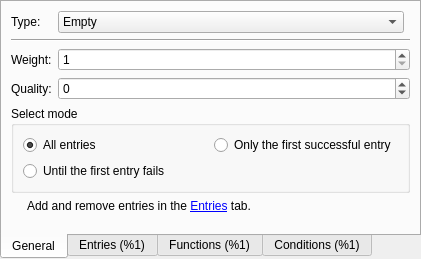
Qt form src/loottableentry.ui (IoeCmcomc/MCDatapacker) before a commit.
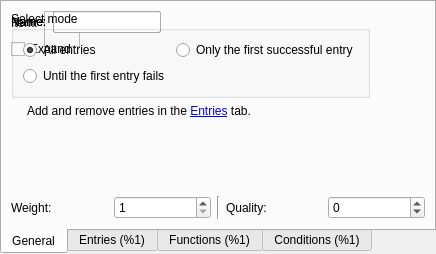
The same form after that commit. The open tabs and pages were chosen to show the change. Custom widgets are drawn as their Qt base class.

Commit message:
[Refactor] Utilize MultiPageWidget in LootTableEntry
LootTableEntry:
- Fix sub-entries count not setting to rezo initially.

MultiPageWidget:
- Adjust contents margins to make it more compact.

```diff
--- a/src/loottableentry.ui
+++ b/src/loottableentry.ui
@@ -6,8 +6,8 @@
    <rect>
     <x>0</x>
     <y>0</y>
-    <width>421</width>
-    <height>259</height>
+    <width>436</width>
+    <height>254</height>
    </rect>
   </property>
   <property name="tabPosition">
@@ -24,111 +24,18 @@
     <string>General</string>
    </attribute>
    <layout class="QGridLayout" name="gridLayout_3">
-    <item row="0" column="0">
-     <widget class="QLabel" name="label">
-      <property name="text">
-       <string>Type:</string>
-      </property>
-     </widget>
-    </item>
-    <item row="0" column="1">
-     <widget class="QComboBox" name="typeCmobo">
-      <property name="sizePolicy">
-       <sizepolicy hsizetype="MinimumExpanding" vsizetype="Fixed">
-        <horstretch>0</horstretch>
-        <verstretch>0</verstretch>
-       </sizepolicy>
-      </property>
-      <item>
-       <property name="text">
+    <item row="0" column="0" colspan="5">
+     <widget class="MultiPageWidget" name="multiPageWidget">
+      <widget class="QWidget" name="page_2">
+       <property name="windowTitle">
         <string>Empty</string>
        </property>
-      </item>
-      <item>
-       <property name="text">
+      </widget>
+      <widget class="QWidget" name="page_3">
+       <property name="windowTitle">
         <string>Item</string>
        </property>
-      </item>
-      <item>
-       <property name="text">
-        <string>Loot table</string>
-       </property>
-      </item>
-      <item>
-       <property name="text">
-        <string>Tag</string>
-       </property>
-      </item>
-      <item>
-       <property name="text">
-        <string>Group</string>
-       </property>
-      </item>
-      <item>
-       <property name="text">
-        <string>Dynamic</string>
-       </property>
-      </item>
-     </widget>
-    </item>
-    <item row="3" column="0">
-     <widget class="QLabel" name="qualityLabel">
-      <property name="toolTip">
-       <string>Bonus weight from luck.</string>
-      </property>
-      <property name="text">
-       <string>Quality:</string>
-      </property>
-      <property name="buddy">
-       <cstring>qualitySpin</cstring>
-      </property>
-     </widget>
-    </item>
-    <item row="2" column="1" colspan="2">
-     <widget class="QSpinBox" name="weightSpin">
-      <property name="minimum">
-       <number>1</number>
-      </property>
-      <property name="maximum">
-       <number>999</number>
-      </property>
-     </widget>
-    </item>
-    <item row="3" column="1" colspan="2">
-     <widget class="QSpinBox" name="qualitySpin">
-      <property name="minimum">
-       <number>-999</number>
-      </property>
-      <property name="maximum">
-       <number>999</number>
-      </property>
-     </widget>
-    </item>
-    <item row="1" column="0" colspan="3">
-     <widget class="Line" name="line">
-      <property name="orientation">
-       <enum>Qt::Horizontal</enum>
-      </property>
-     </widget>
-    </item>
-    <item row="2" column="0">
-     <widget class="QLabel" name="label_3">
-      <property name="text">
-       <string>Weight:</string>
-      </property>
-      <property name="buddy">
-       <cstring>weightSpin</cstring>
-      </property>
-     </widget>
-    </item>
-    <item row="4" column="0" colspan="3">
-     <widget class="QStackedWidget" name="stackedWidget">
-      <property name="currentIndex">
-       <number>0</number>
-      </property>
-      <widget class="QWidget" name="empty"/>
-      <widget class="QWidget" name="page">
-       <layout class="QFormLayout" name="formLayout_3">
+       <layout class="QFormLayout" name="formLayout_4">
         <item row="0" column="0">
          <widget class="QLabel" name="label_4">
           <property name="text">
@@ -160,20 +67,31 @@
         </item>
        </layout>
       </widget>
-      <widget class="QWidget" name="withName">
-       <layout class="QFormLayout" name="formLayout_2">
-        <property name="leftMargin">
-         <number>0</number>
-        </property>
-        <property name="topMargin">
-         <number>0</number>
-        </property>
-        <property name="rightMargin">
-         <number>0</number>
-        </property>
-        <property name="bottomMargin">
-         <number>0</number>
-        </property>
+      <widget class="QWidget" name="page_4">
+       <property name="windowTitle">
+        <string>Loot table</string>
+       </property>
+       <layout class="QFormLayout" name="formLayout_5">
+        <item row="0" column="0">
+         <widget class="QLabel" name="label_5">
+          <property name="text">
+           <string>Name:</string>
+          </property>
+          <property name="buddy">
+           <cstring>tableNameEdit</cstring>
+          </property>
+         </widget>
+        </item>
+        <item row="0" column="1">
+         <widget class="QLineEdit" name="tableNameEdit"/>
+        </item>
+       </layout>
+      </widget>
+      <widget class="QWidget" name="page_5">
+       <property name="windowTitle">
+        <string>Tag</string>
+       </property>
+       <layout class="QFormLayout" name="formLayout_6">
         <item row="0" column="0">
          <widget class="QLabel" name="label_2">
           <property name="text">
@@ -182,7 +100,7 @@
          </widget>
         </item>
         <item row="0" column="1">
-         <widget class="QLineEdit" name="nameEdit"/>
+         <widget class="QLineEdit" name="tagNameEdit"/>
         </item>
         <item row="1" column="0" colspan="2">
          <widget class="TrueFalseBox" name="tagExpandCheck">
@@ -193,21 +111,32 @@
         </item>
        </layout>
       </widget>
-      <widget class="QWidget" name="withChild">
-       <layout class="QFormLayout" name="formLayout">
-        <property name="leftMargin">
-         <number>0</number>
-        </property>
-        <property name="topMargin">
-         <number>0</number>
-        </property>
-        <property name="rightMargin">
-         <number>0</number>
-        </property>
-        <property name="bottomMargin">
-         <number>0</number>
-        </property>
-        <item row="0" column="0" colspan="2">
+      <widget class="QWidget" name="page_6">
+       <property name="windowTitle">
+        <string>Dynamic</string>
+       </property>
+       <layout class="QFormLayout" name="formLayout_7">
+        <item row="0" column="0">
+         <widget class="QLabel" name="label_6">
+          <property name="text">
+           <string>Name:</string>
+          </property>
+          <property name="buddy">
+           <cstring>dynamicNameEdit</cstring>
+          </property>
+         </widget>
+        </item>
+        <item row="0" column="1">
+         <widget class="QLineEdit" name="dynamicNameEdit"/>
+        </item>
+       </layout>
+      </widget>
+      <widget class="QWidget" name="page_7">
+       <property name="windowTitle">
+        <string>Group</string>
+       </property>
+       <layout class="QVBoxLayout" name="verticalLayout">
+        <item>
          <widget class="QGroupBox" name="groupBox">
           <property name="title">
            <string>Select mode</string>
@@ -240,7 +169,7 @@
           </layout>
          </widget>
         </item>
-        <item row="1" column="0">
+        <item>
          <widget class="QLabel" name="entryGroupLabel">
           <property name="text">
            <string>&lt;html&gt;&lt;head/&gt;&lt;body&gt;&lt;p&gt;Add and remove entries in the &lt;a href=&quot;/entries&quot;&gt;&lt;span style=&quot; text-decoration: underline; color:#0000ff;&quot;&gt;Entries&lt;/span&gt;&lt;/a&gt; tab.&lt;/p&gt;&lt;/body&gt;&lt;/html&gt;</string>
@@ -257,6 +186,56 @@
       </widget>
      </widget>
     </item>
+    <item row="1" column="0">
+     <widget class="QLabel" name="label_3">
+      <property name="text">
+       <string>Weight:</string>
+      </property>
+      <property name="buddy">
+       <cstring>weightSpin</cstring>
+      </property>
+     </widget>
+    </item>
+    <item row="1" column="1">
+     <widget class="QSpinBox" name="weightSpin">
+      <property name="minimum">
+       <number>1</number>
+      </property>
+      <property name="maximum">
+       <number>999</number>
+      </property>
+     </widget>
+    </item>
+    <item row="1" column="2">
+     <widget class="Line" name="line">
+      <property name="orientation">
+       <enum>Qt::Vertical</enum>
+      </property>
+     </widget>
+    </item>
+    <item row="1" column="3">
+     <widget class="QLabel" name="qualityLabel">
+      <property name="toolTip">
+       <string>Bonus weight from luck.</string>
+      </property>
+      <property name="text">
+       <string>Quality:</string>
+      </property>
+      <property name="buddy">
+       <cstring>qualitySpin</cstring>
+      </property>
+     </widget>
+    </item>
+    <item row="1" column="4">
+     <widget class="QSpinBox" name="qualitySpin">
+      <property name="minimum">
+       <number>-999</number>
+      </property>
+      <property name="maximum">
+       <number>999</number>
+      </property>
+     </widget>
+    </item>
    </layout>
   </widget>
   <widget class="QWidget" name="entries">
@@ -348,6 +327,13 @@
   </widget>
  </widget>
  <customwidgets>
+  <customwidget>
+   <class>MultiPageWidget</class>
+   <extends>QWidget</extends>
+   <header>multipagewidget.h</header>
+   <addpagemethod>addPage</addpagemethod>
+   <container>1</container>
+  </customwidget>
   <customwidget>
    <class>TrueFalseBox</class>
    <extends>QCheckBox</extends>
```
Left out of the diff: 17 changed lines with no effect on the pictures. The commit also changes 4 other files.
